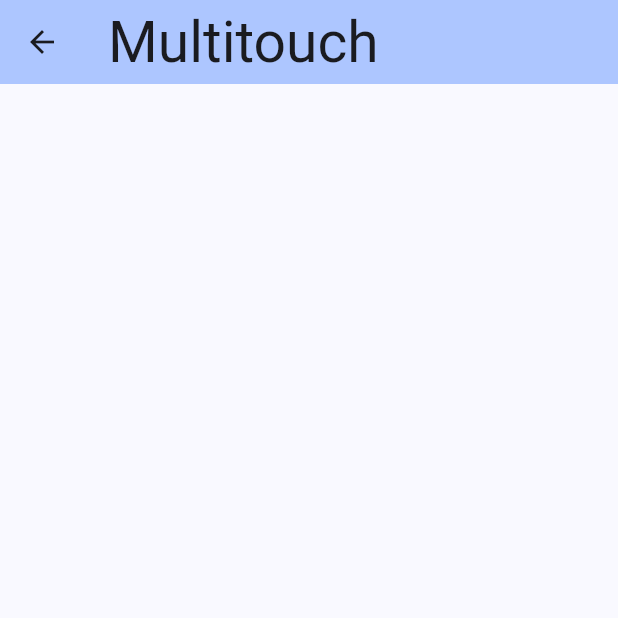
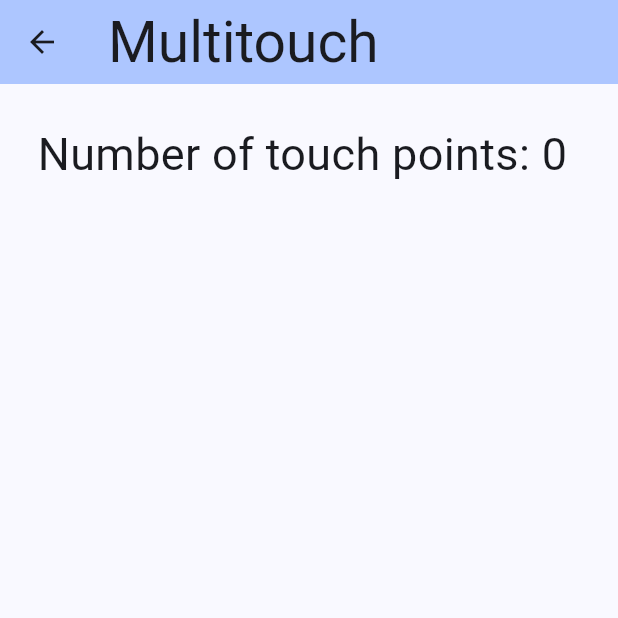
Before and after one commit to meeper001/embedded_hmi_flutter, a Flutter app: the screen it shows after launch, after a tap on "Multitouch", on a phone screen of 412 x 824 dp, the top half of it. Run offline on Flutter 3.47's test engine with Material 2 defaults, Android fonts, the phone set to English and light mode, and no system bars; missing offline and left inert: finger_painter, touch_indicator; Roboto replaces fonts that are missing (Poppins).

Commit message:
Add number of touch points

```diff
--- a/lib/main.dart
+++ b/lib/main.dart
@@ -64,7 +64,7 @@ class _MyHomePageState extends State<MyHomePage> {
                     Navigator.push(
                       context,
                       MaterialPageRoute(
-                          builder: (context) => const Multitouch()),
+                          builder: (context) => const MultiTouch()),
                     );
                   },
                   child: Container(
--- a/lib/performance_test/multitouch.dart
+++ b/lib/performance_test/multitouch.dart
@@ -1,14 +1,43 @@
 import 'package:flutter/material.dart';
 
-class Multitouch extends StatelessWidget {
-  const Multitouch({super.key});
+class MultiTouch extends StatefulWidget {
+  const MultiTouch({Key? key}) : super(key: key);
+
+  @override
+  State<StatefulWidget> createState() => _MultiTouchState();
+}
+
+class _MultiTouchState extends State<MultiTouch> {
+  late int touchPoints;
+
+  @override
+  void initState() {
+    super.initState();
+    touchPoints = 0;
+  }
 
   @override
   Widget build(BuildContext context) {
-    return Scaffold(
-        appBar: AppBar(
-      title: const Text("Multitouch"),
-      backgroundColor: Theme.of(context).colorScheme.inversePrimary,
-    ));
+    return Listener(
+        onPointerDown: (opm) {
+          touchPoints += 1;
+          setState(() {});
+        },
+        onPointerUp: (opm) {
+          touchPoints -= 1;
+          setState(() {});
+        },
+        child: Scaffold(
+          appBar: AppBar(
+            title: const Text("Multitouch"),
+            backgroundColor: Theme.of(context).colorScheme.inversePrimary,
+          ),
+          body: Container(
+              padding: const EdgeInsets.all(25),
+              child: Text(
+                "Number of touch points: $touchPoints",
+                style: const TextStyle(fontSize: 30),
+              )),
+        ));
   }
 }
```
